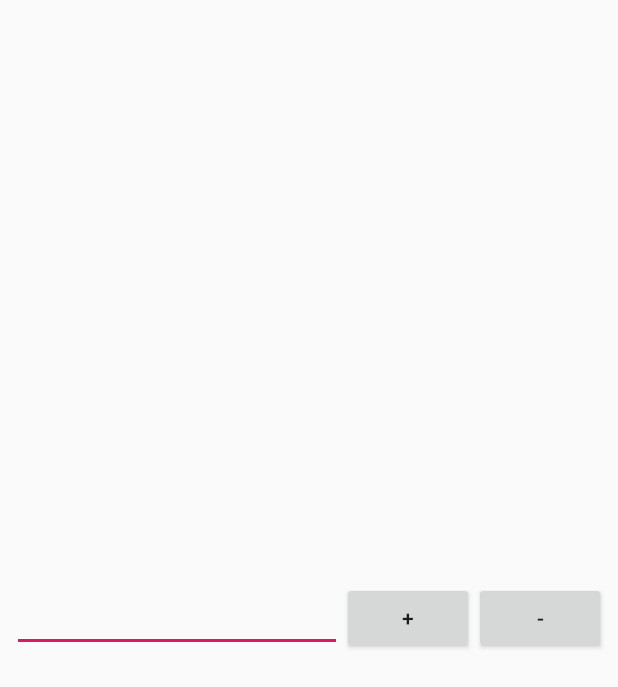
After one commit to RyuseiNomi/makasete-choice, an Android app: the layout member_item.xml on its own in the app's theme, with its tools: preview values and no code run, on a phone screen of 412 x 824 dp. The commit adds this screen. Shown: the top 687 px of the screen. Run offline under Robolectric (Android 15) with nearby library versions, the phone set to English and light mode, and no system bars.

Commit message:
feat: MakeTableのFragment追加

```diff
--- /dev/null
+++ b/android-project/MakaseteChoice/app/src/main/res/layout/member_item.xml
@@ -0,0 +1,41 @@
+<?xml version="1.0" encoding="utf-8"?>
+<layout xmlns:android="http://schemas.android.com/apk/res/android" xmlns:app="http://schemas.android.com/apk/res-auto">
+    <data>
+        <variable
+                type="com.teambrack.makasetechoice.maketable.MakeTableViewModel"
+                name="viewModel"/>
+    </data>
+    <androidx.constraintlayout.widget.ConstraintLayout
+            android:layout_width="match_parent"
+            android:layout_height="match_parent">
+        <EditText
+                android:id="@+id/member_name"
+                android:layout_height="wrap_content"
+                android:layout_width="0dp" app:layout_constraintStart_toStartOf="parent"
+                android:layout_marginStart="8dp"
+                android:layout_marginTop="8dp" app:layout_constraintTop_toTopOf="parent"
+                android:layout_marginBottom="8dp"
+                app:layout_constraintBottom_toBottomOf="parent" app:layout_constraintHorizontal_bias="0.5"
+                app:layout_constraintEnd_toStartOf="@+id/minus_button"
+                app:layout_constraintHorizontal_chainStyle="spread"/>
+        <Button
+                android:id="@+id/add_button"
+                android:layout_height="wrap_content"
+                android:layout_width="wrap_content"
+                android:text="@string/minus"
+                app:layout_constraintTop_toTopOf="@+id/minus_button"
+                app:layout_constraintBottom_toBottomOf="@+id/minus_button" app:layout_constraintEnd_toEndOf="parent"
+                android:layout_marginEnd="8dp" app:layout_constraintStart_toEndOf="@+id/minus_button"
+                app:layout_constraintHorizontal_bias="0.5"/>
+        <Button
+                android:id="@+id/minus_button"
+                android:layout_height="wrap_content"
+                android:layout_width="wrap_content"
+                android:text="@string/add"
+                app:layout_constraintTop_toTopOf="@+id/member_name"
+                app:layout_constraintBottom_toBottomOf="@+id/member_name"
+                app:layout_constraintStart_toEndOf="@+id/member_name" app:layout_constraintHorizontal_bias="0.5"
+                app:layout_constraintEnd_toStartOf="@+id/add_button"/>
+
+    </androidx.constraintlayout.widget.ConstraintLayout>
+</layout>
--- a/android-project/MakaseteChoice/app/src/main/res/values/strings.xml
+++ b/android-project/MakaseteChoice/app/src/main/res/values/strings.xml
@@ -2,4 +2,7 @@
     <string name="app_name">MakaseteChoice</string>
     <string name="make_table">生徒表作成</string>
     <string name="make_group">グループ作成</string>
+    <string name="save">Save</string>
+    <string name="minus">-</string>
+    <string name="add">+</string>
 </resources>
```
Also changed, not shown: android-project/MakaseteChoice/app/src/main/java/com/teambrack/makasetechoice/maketable/MakeTableFragment.kt (added, +38 -0 lines), android-project/MakaseteChoice/app/src/main/res/layout/fragment_make_table.xml (added, +35 -0 lines).
